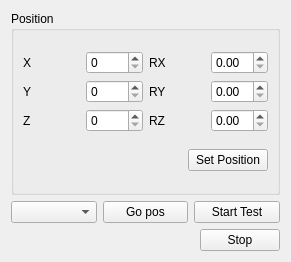
This is components/armTestComp/src/mainUI.ui in robocomp/robocomp-shelly as Qt 5 draws it before an edit. The edited form follows.
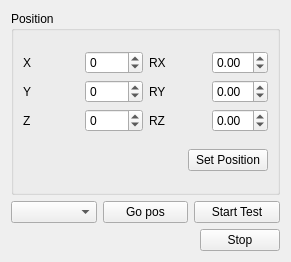
This is the edited form.

```diff
--- a/components/armTestComp/src/mainUI.ui
+++ b/components/armTestComp/src/mainUI.ui
@@ -33,7 +33,17 @@
          </widget>
         </item>
         <item row="0" column="1">
-         <widget class="QSpinBox" name="x_sb"/>
+         <widget class="QSpinBox" name="x_sb">
+          <property name="minimum">
+           <number>-1500</number>
+          </property>
+          <property name="maximum">
+           <number>1500</number>
+          </property>
+          <property name="singleStep">
+           <number>25</number>
+          </property>
+         </widget>
         </item>
         <item row="0" column="2">
          <widget class="QLabel" name="label_5">
@@ -43,7 +53,17 @@
          </widget>
         </item>
         <item row="0" column="3">
-         <widget class="QDoubleSpinBox" name="rx_sb"/>
+         <widget class="QDoubleSpinBox" name="rx_sb">
+          <property name="minimum">
+           <double>-3.140000000000000</double>
+          </property>
+          <property name="maximum">
+           <double>3.140000000000000</double>
+          </property>
+          <property name="singleStep">
+           <double>0.100000000000000</double>
+          </property>
+         </widget>
         </item>
         <item row="1" column="0">
          <widget class="QLabel" name="label_2">
@@ -53,7 +73,17 @@
          </widget>
         </item>
         <item row="1" column="1">
-         <widget class="QSpinBox" name="y_sb"/>
+         <widget class="QSpinBox" name="y_sb">
+          <property name="minimum">
+           <number>-1500</number>
+          </property>
+          <property name="maximum">
+           <number>1500</number>
+          </property>
+          <property name="singleStep">
+           <number>25</number>
+          </property>
+         </widget>
         </item>
         <item row="1" column="2">
          <widget class="QLabel" name="label_6">
@@ -63,7 +93,17 @@
          </widget>
         </item>
         <item row="1" column="3">
-         <widget class="QDoubleSpinBox" name="ry_sb"/>
+         <widget class="QDoubleSpinBox" name="ry_sb">
+          <property name="minimum">
+           <double>-3.140000000000000</double>
+          </property>
+          <property name="maximum">
+           <double>3.140000000000000</double>
+          </property>
+          <property name="singleStep">
+           <double>0.100000000000000</double>
+          </property>
+         </widget>
         </item>
         <item row="2" column="0">
          <widget class="QLabel" name="label_3">
@@ -73,7 +113,17 @@
          </widget>
         </item>
         <item row="2" column="1">
-         <widget class="QSpinBox" name="z_sb"/>
+         <widget class="QSpinBox" name="z_sb">
+          <property name="minimum">
+           <number>-1500</number>
+          </property>
+          <property name="maximum">
+           <number>1500</number>
+          </property>
+          <property name="singleStep">
+           <number>25</number>
+          </property>
+         </widget>
         </item>
         <item row="2" column="2">
          <widget class="QLabel" name="label_4">
@@ -83,7 +133,17 @@
          </widget>
         </item>
         <item row="2" column="3">
-         <widget class="QDoubleSpinBox" name="rz_sb"/>
+         <widget class="QDoubleSpinBox" name="rz_sb">
+          <property name="minimum">
+           <double>-3.140000000000000</double>
+          </property>
+          <property name="maximum">
+           <double>3.140000000000000</double>
+          </property>
+          <property name="singleStep">
+           <double>0.100000000000000</double>
+          </property>
+         </widget>
         </item>
        </layout>
       </item>
```
